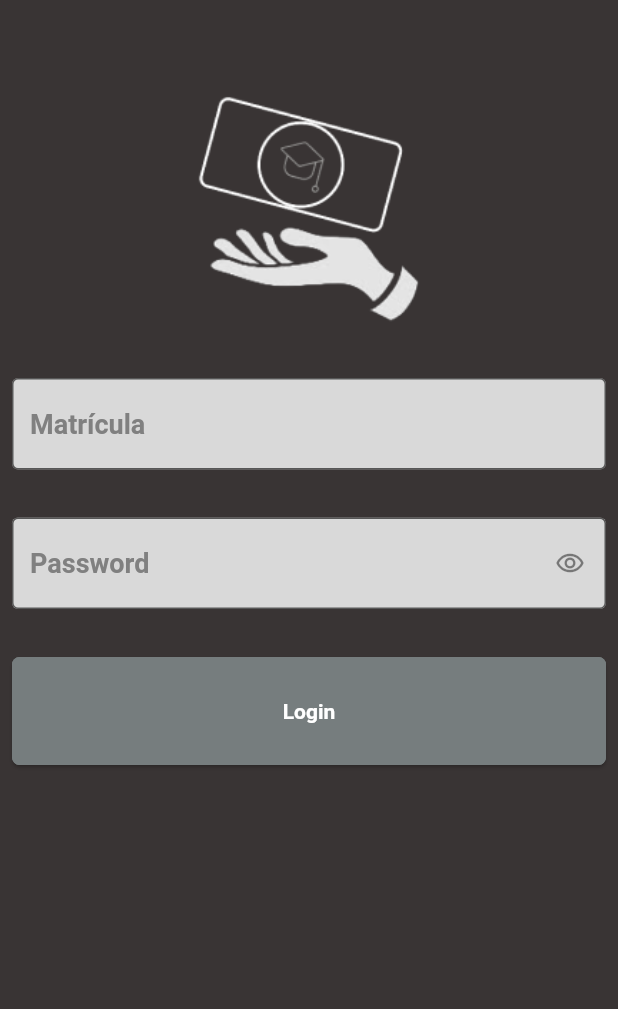
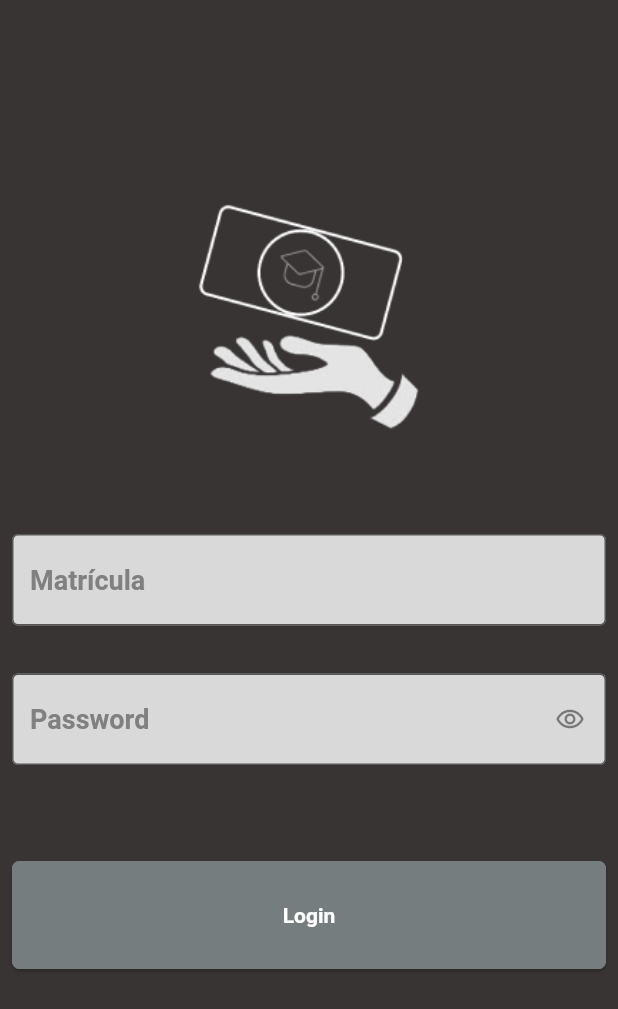
Before and after one commit to Uni-Credit/Uni-Credit-Frontend, a Flutter app: the LoginPage screen opened by its route, on a phone screen of 412 x 824 dp. Shown: the top 1009 px of the screen. Run offline on Flutter 3.47's test engine with Material 2 defaults, Android fonts, the phone set to English and light mode, and no system bars; our stand-ins replace auto_route, auto_size_text, dio, dropdown_button2, file_picker, flutter_bloc and 1 more.

Commit message:
correct login spacing

```diff
--- a/lib/shared_widgets/form_components/input_spacer.dart
+++ b/lib/shared_widgets/form_components/input_spacer.dart
@@ -1,13 +1,15 @@
 import 'package:flutter/cupertino.dart';
 
 class InputSpacer extends StatelessWidget {
-  const InputSpacer({Key? key}) : super(key: key);
+  final double multiply;
+  const InputSpacer({Key? key, this.multiply=1 }) : super(key: key);
 
   @override
   Widget build(BuildContext context) {
+    double size = 32 * multiply;
     return SizedBox(
-      width: 32,
-      height: 32,
+      width: size,
+      height: size,
     );
   }
 }
--- a/lib/views/login_page/login_page.dart
+++ b/lib/views/login_page/login_page.dart
@@ -11,7 +11,8 @@ class LoginPage extends StatelessWidget {
   @override
   Widget build(BuildContext context) {
     return TemplateScaffold(
-      useDefaultPadding: false,
+      useDefaultPadding: true,
+
       appbarConfig: AppbarConfiguration(
         ignorePadding: true
       ),
--- a/lib/views/login_page/login_page_body.dart
+++ b/lib/views/login_page/login_page_body.dart
@@ -60,8 +60,9 @@ class _LoginPageBodyState extends State<LoginPageBody> {
 
         children: [
           AppLogo(),
-          InputSpacer(),
-          LoginForm(formUtility: formUtility), InputSpacer(),
+          InputSpacer(multiply: 2.0),
+          LoginForm(formUtility: formUtility),
+          InputSpacer(multiply: 2,),
           LoginConfirmButton(formUtility: formUtility, onLogin: onLogin),
 
         ],
--- a/lib/views/login_page/widgets/app_logo.dart
+++ b/lib/views/login_page/widgets/app_logo.dart
@@ -10,6 +10,7 @@ class AppLogo extends StatelessWidget {
   Widget build(BuildContext context) {
     return Image.asset('assets/logo.png',
     height: 160,
+      fit: BoxFit.fill,
     );
   }
 }
```
Also changed, not shown: 5 other files.
